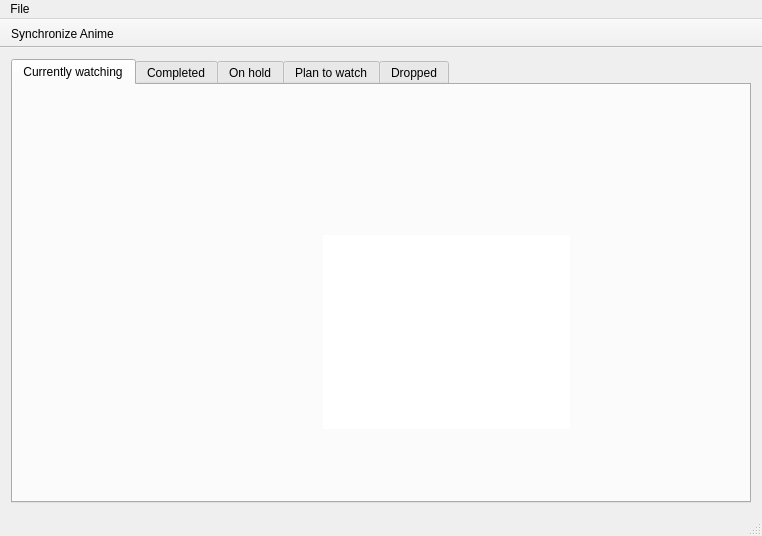
The window that src/ouroboros.ui (KasaiDot/Ouroboros) describes before a commit, drawn with Qt 5.
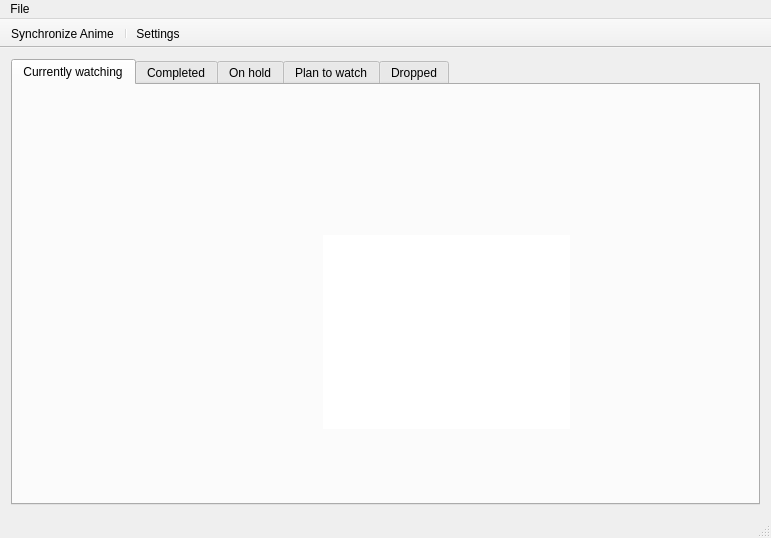
The same window after the commit. Icons and pictures are not drawn.

Commit message:
Released Ouroboros 0.0.1
- Added settings dialog
- Added updater

The edit to the form file:
```diff
--- a/src/ouroboros.ui
+++ b/src/ouroboros.ui
@@ -6,10 +6,16 @@
    <rect>
     <x>0</x>
     <y>0</y>
-    <width>762</width>
-    <height>536</height>
+    <width>771</width>
+    <height>538</height>
    </rect>
   </property>
+  <property name="minimumSize">
+   <size>
+    <width>771</width>
+    <height>538</height>
+   </size>
+  </property>
   <property name="windowTitle">
    <string>Ouroboros</string>
   </property>
@@ -459,7 +465,7 @@
     <rect>
      <x>0</x>
      <y>0</y>
-     <width>762</width>
+     <width>771</width>
      <height>21</height>
     </rect>
    </property>
@@ -491,6 +497,8 @@
     <bool>false</bool>
    </attribute>
    <addaction name="Action_Synchronize_Anime"/>
+   <addaction name="separator"/>
+   <addaction name="Action_ChangeSettings"/>
   </widget>
   <widget class="QStatusBar" name="MainStatusBar"/>
   <action name="Action_EditUserEpisodes">
@@ -504,6 +512,17 @@
   <action name="Action_Synchronize_Anime">
    <property name="text">
     <string>Synchronize Anime</string>
+   </property>
+   <property name="toolTip">
+    <string>Synchronize anime</string>
+   </property>
+  </action>
+  <action name="Action_ChangeSettings">
+   <property name="text">
+    <string>Settings</string>
+   </property>
+   <property name="toolTip">
+    <string>Change settings</string>
    </property>
   </action>
  </widget>
```
Left out of the diff: 2 changed lines with no effect on the pictures. The commit also changes 26 other files.
